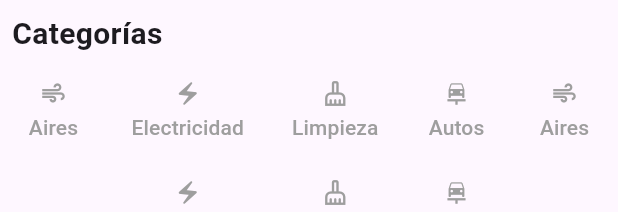
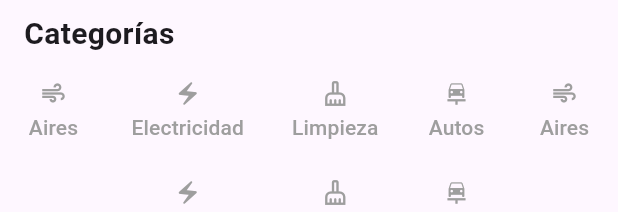
Before and after one commit to smartdev-dr/servimix-fl-app, a Flutter app: the CustomIconButton widget shown alone on an empty page, opened directly, on a phone screen of 412 x 824 dp. Shown: the top 212 px of the screen. Run offline on Flutter 3.47's test engine with Material 3 defaults, Android fonts, the light colour scheme and no system bars; our stand-ins replace card_swiper, go_router; network calls fail.

```diff
--- a/lib/widgets/custom_icon_button.dart
+++ b/lib/widgets/custom_icon_button.dart
@@ -9,7 +9,7 @@ class CustomIconButton extends StatelessWidget {
       crossAxisAlignment: CrossAxisAlignment.start,
       children: [
         const Padding(
-          padding: EdgeInsets.all(8.0),
+          padding: EdgeInsets.symmetric(horizontal: 16.0, vertical: 8.0),
           child: Text(
             'Categorías',
             style: TextStyle(
```
